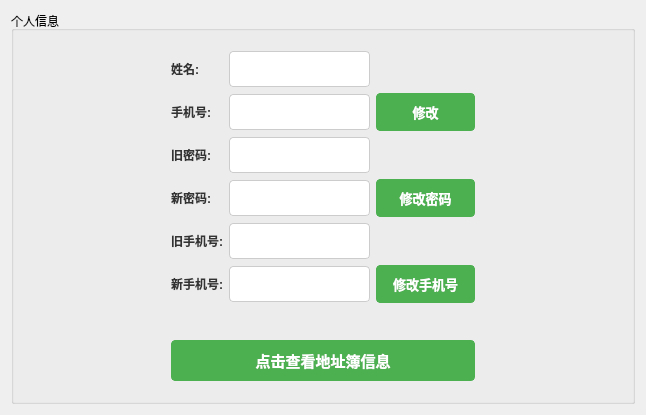
Qt form modules/user_modify_info.ui (gfzyl/Parcel-System) before a commit.
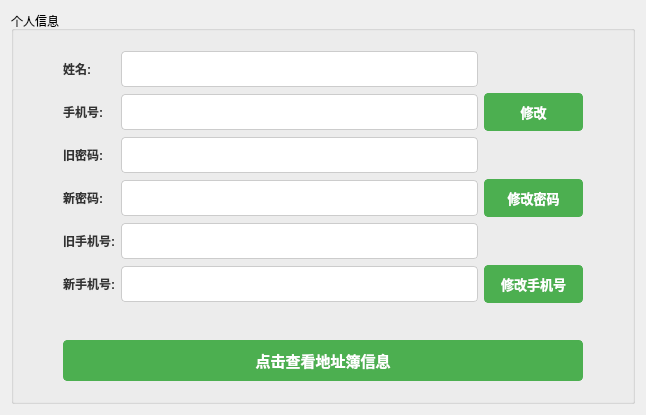
The same form after that commit.

Commit message: 修改user_modify_inf_ui

What changed in the file:
```diff
--- a/modules/user_modify_info.ui
+++ b/modules/user_modify_info.ui
@@ -87,6 +87,9 @@
         <property name="orientation">
          <enum>Qt::Horizontal</enum>
         </property>
+        <property name="sizeType">
+         <enum>QSizePolicy::Preferred</enum>
+        </property>
         <property name="sizeHint" stdset="0">
          <size>
           <width>40</width>
@@ -218,6 +221,9 @@
         <property name="orientation">
          <enum>Qt::Horizontal</enum>
         </property>
+        <property name="sizeType">
+         <enum>QSizePolicy::Preferred</enum>
+        </property>
         <property name="sizeHint" stdset="0">
          <size>
           <width>40</width>
```
Left out of the diff: 84 changed lines with no effect on the pictures. The commit also changes 6 other files.
